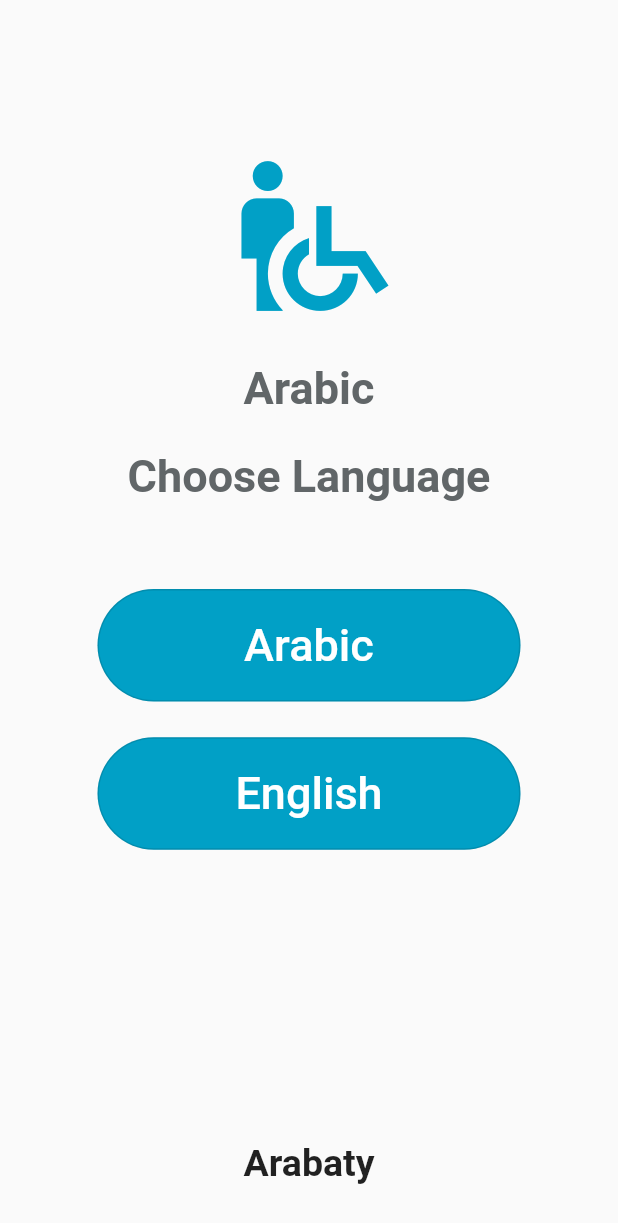
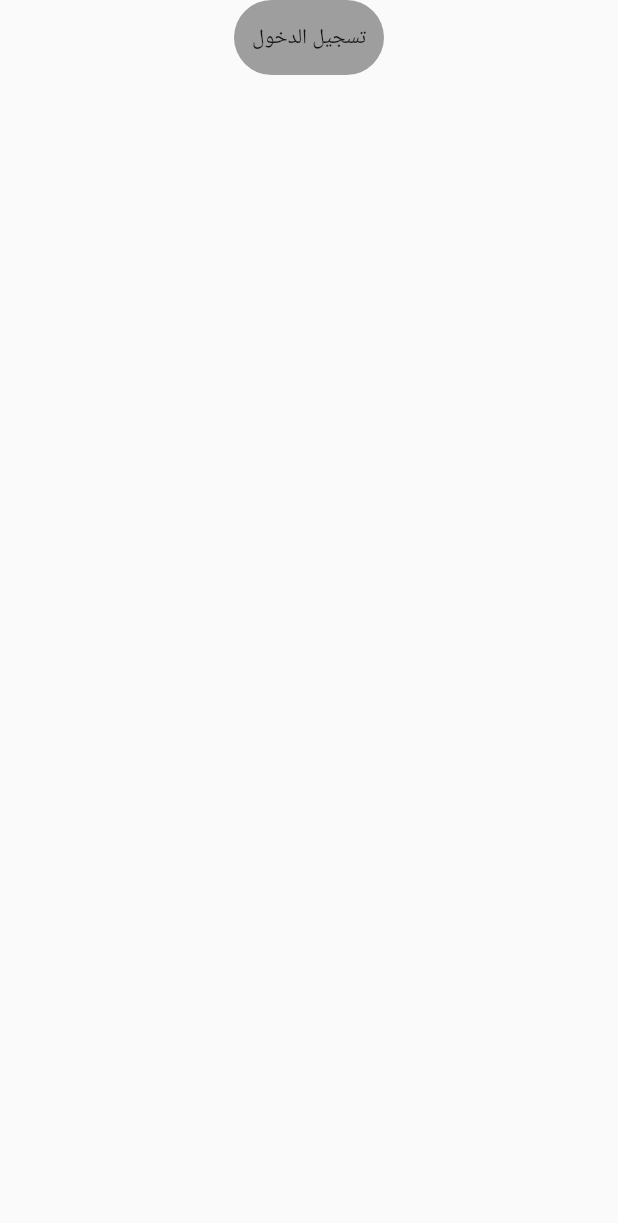
Before and after one commit to mohdaim996/Arabaty, a Flutter app: the screen it shows after launch, after a tap on "Arabic", on a phone screen of 412 x 824 dp. Shown: the top 1223 px of the screen. Run offline on Flutter 3.47's test engine with Material 2 defaults, Android fonts, the phone set to English and light mode, and no system bars; Roboto replaces fonts that are missing (Helvetica Neue).

Commit message:
new screens

```diff
--- a/lib/homePage.dart
+++ b/lib/homePage.dart
@@ -26,8 +26,8 @@ class _MyHomePageState extends State<MyHomePage> {
         Container(
           height: 10,
         ),
-        langButton('Arabic'),
-        langButton('English'),
+        langButton('Arabic', context),
+        langButton('English', context),
         Container(
           margin: EdgeInsets.only(bottom: 10),
           alignment: Alignment.bottomCenter,
@@ -54,9 +54,9 @@ Widget langText(String value){
         );
 }
 
-Widget langButton(String value){
+Widget langButton(String value, context){
   return OutlinedButton(
-          onPressed: () {},
+          onPressed: () => Navigator.pushNamed(context, '/login'),
           child: Container(
             child: Center(
                 child: Text(
--- /dev/null
+++ b/lib/login.dart
@@ -0,0 +1,35 @@
+import 'package:flutter/material.dart';
+
+class Login extends StatefulWidget {
+  const Login({Key? key}) : super(key: key);
+
+  @override
+  _LoginState createState() => _LoginState();
+}
+
+class _LoginState extends State<Login> {
+  @override
+  Widget build(BuildContext context) {
+    return Scaffold(
+      body: Center(
+        child: Column(
+          children: [
+            Container(
+              child: Text(r"تسجيل الدخول"),
+              alignment: Alignment.center,
+              decoration: BoxDecoration(
+                  color: Colors.grey,
+                  borderRadius: BorderRadius.circular(50.0)),
+              height: 50,
+              width: 100,
+            ),
+
+            //input form field 2,
+            //login button,
+            //creat account
+          ],
+        ),
+      ),
+    );
+  }
+}
--- a/lib/main.dart
+++ b/lib/main.dart
@@ -1,5 +1,9 @@
 import 'package:arabaty/barCodeReader.dart';
+import 'package:arabaty/cartInfo.dart';
+import 'package:arabaty/login.dart';
+import 'package:arabaty/maps.dart';
 import 'package:arabaty/payment.dart';
+import 'package:arabaty/register.dart';
 import 'package:arabaty/reserve.dart';
 import 'package:flutter/material.dart';
 import 'homePage.dart';
@@ -18,8 +22,10 @@ class MyApp extends StatelessWidget {
         '/barCodeReader': (BuildContext context) => new BarCodeReader(),
         '/reserve': (BuildContext context) => new Reserve(),
         '/payment': (BuildContext context) => new Payment(),
-
-
+        '/login': (BuildContext context) => new Login(),
+        '/register': (BuildContext context) => new Register(),
+        '/maps': (BuildContext context) => new MapView(),
+        '/cartInfo': (BuildContext context) => new CartInfo(),
       },
       title: 'Arabaty',
       theme: ThemeData(
```
Also changed, not shown: lib/cartInfo.dart (added, +17 -0 lines), lib/maps.dart (added, +17 -0 lines), lib/payment.dart (+16 -0 lines), lib/register.dart (added, +17 -0 lines).
